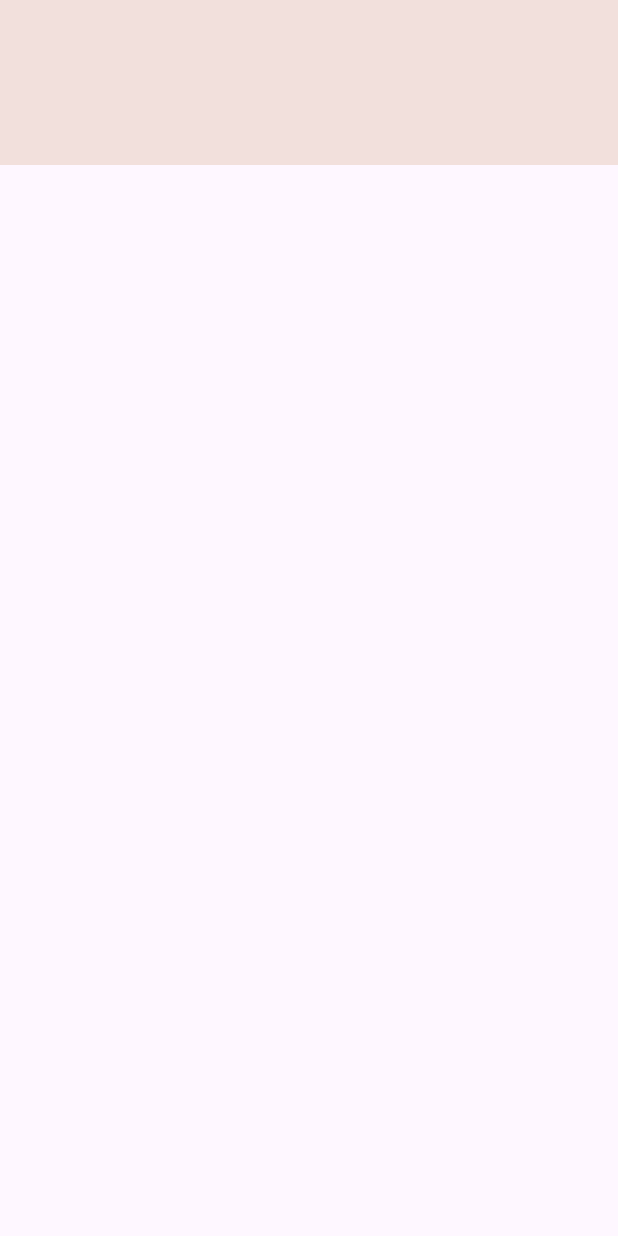
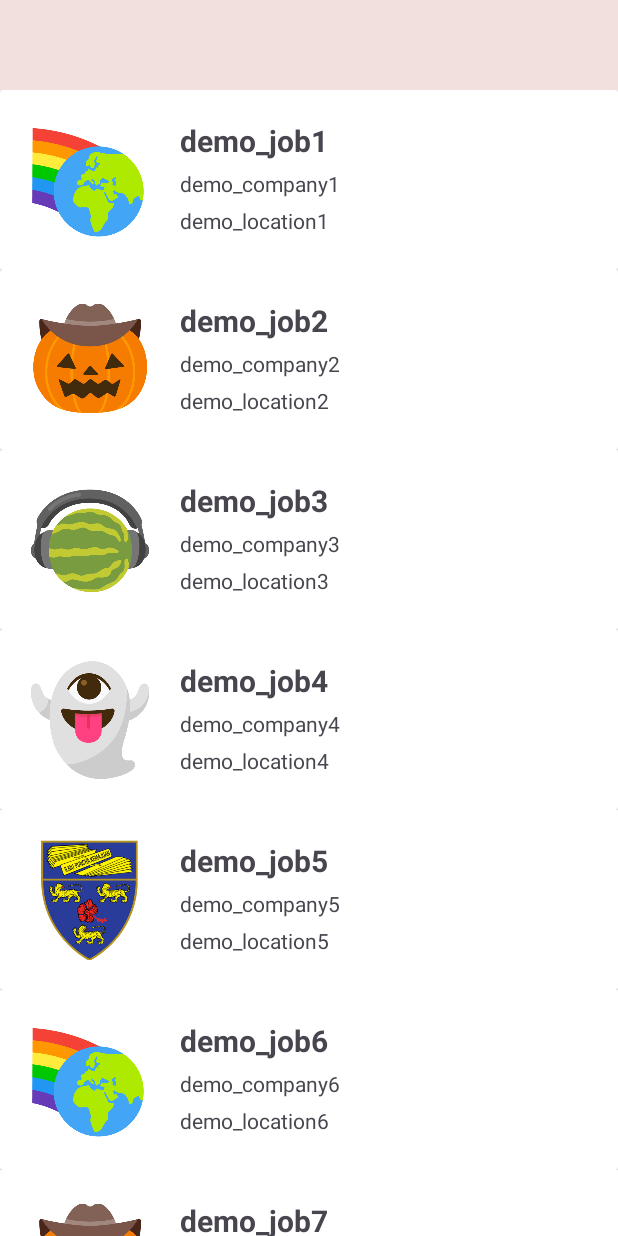
Before and after one commit to EqualOpportuna/EOAPP, an Android app: the jobOpenings screen opened directly, with no data from a screen before it, on a phone screen of 412 x 824 dp. Run offline under Robolectric (Android 15) with nearby library versions, the light colour scheme and no system bars.

Commit message:
updated strings.xml
this will hold values of the job title, company name, and location

```diff
--- a/app/src/main/res/values/strings.xml
+++ b/app/src/main/res/values/strings.xml
@@ -1,3 +1,43 @@
 <resources>
     <string name="app_name">EqualOpportuna</string>
+
+    <string-array name="job_titles">
+        <item>demo_job1</item>
+        <item>demo_job2</item>
+        <item>demo_job3</item>
+        <item>demo_job4</item>
+        <item>demo_job5</item>
+        <item>demo_job6</item>
+        <item>demo_job7</item>
+        <item>demo_job8</item>
+        <item>demo_job9</item>
+        <item>demo_job10</item>
+    </string-array>
+
+    <string-array name="company_name">
+        <item>demo_company1</item>
+        <item>demo_company2</item>
+        <item>demo_company3</item>
+        <item>demo_company4</item>
+        <item>demo_company5</item>
+        <item>demo_company6</item>
+        <item>demo_company7</item>
+        <item>demo_company8</item>
+        <item>demo_company9</item>
+        <item>demo_company10</item>
+    </string-array>
+
+    <string-array name="job_location">
+        <item>demo_location1</item>
+        <item>demo_location2</item>
+        <item>demo_location3</item>
+        <item>demo_location4</item>
+        <item>demo_location5</item>
+        <item>demo_location6</item>
+        <item>demo_location7</item>
+        <item>demo_location8</item>
+        <item>demo_location9</item>
+        <item>demo_location10</item>
+    </string-array>
+
 </resources>
```
